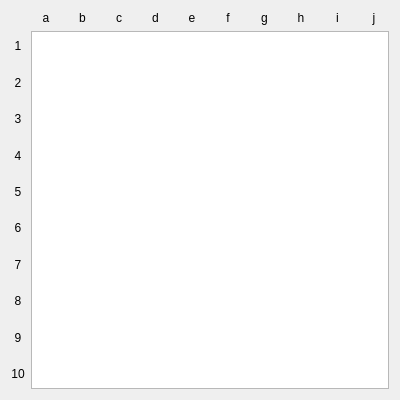
The window that client/gui/field.ui (ZiminGrigory/SeaBattle) describes before a commit, drawn with Qt 5.
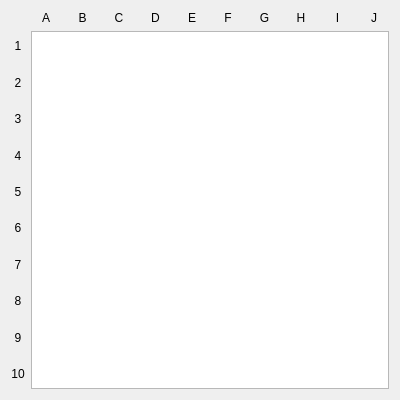
The same window after the commit.

```diff
--- a/client/gui/field.ui
+++ b/client/gui/field.ui
@@ -24,7 +24,7 @@
        <item>
         <widget class="QLabel" name="label_3">
          <property name="text">
-          <string>a</string>
+          <string>A</string>
          </property>
          <property name="alignment">
           <set>Qt::AlignCenter</set>
@@ -34,7 +34,7 @@
        <item>
         <widget class="QLabel" name="label_4">
          <property name="text">
-          <string>b</string>
+          <string>B</string>
          </property>
          <property name="alignment">
           <set>Qt::AlignCenter</set>
@@ -44,7 +44,7 @@
        <item>
         <widget class="QLabel" name="label_5">
          <property name="text">
-          <string>c</string>
+          <string>C</string>
          </property>
          <property name="alignment">
           <set>Qt::AlignCenter</set>
@@ -54,7 +54,7 @@
        <item>
         <widget class="QLabel" name="label_9">
          <property name="text">
-          <string>d</string>
+          <string>D</string>
          </property>
          <property name="alignment">
           <set>Qt::AlignCenter</set>
@@ -64,7 +64,7 @@
        <item>
         <widget class="QLabel" name="label_10">
          <property name="text">
-          <string>e</string>
+          <string>E</string>
          </property>
          <property name="alignment">
           <set>Qt::AlignCenter</set>
@@ -74,7 +74,7 @@
        <item>
         <widget class="QLabel" name="label_7">
          <property name="text">
-          <string>f</string>
+          <string>F</string>
          </property>
          <property name="alignment">
           <set>Qt::AlignCenter</set>
@@ -84,7 +84,7 @@
        <item>
         <widget class="QLabel" name="label_8">
          <property name="text">
-          <string>g</string>
+          <string>G</string>
          </property>
          <property name="alignment">
           <set>Qt::AlignCenter</set>
@@ -94,7 +94,7 @@
        <item>
         <widget class="QLabel" name="label_6">
          <property name="text">
-          <string>h</string>
+          <string>H</string>
          </property>
          <property name="alignment">
           <set>Qt::AlignCenter</set>
@@ -107,7 +107,7 @@
           <enum>Qt::LeftToRight</enum>
          </property>
          <property name="text">
-          <string>i</string>
+          <string>I</string>
          </property>
          <property name="alignment">
           <set>Qt::AlignCenter</set>
@@ -117,7 +117,7 @@
        <item>
         <widget class="QLabel" name="label_2">
          <property name="text">
-          <string>j</string>
+          <string>J</string>
          </property>
          <property name="alignment">
           <set>Qt::AlignCenter</set>
```
